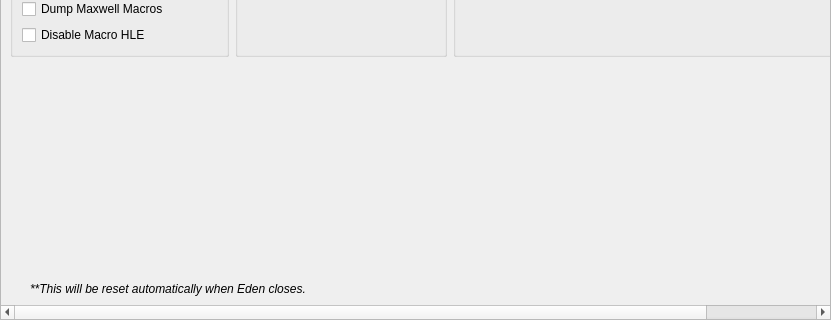
Qt form src/yuzu/configuration/configure_debug.ui (eden-nx2/eden-nx2) before a commit; both pictures show x 0 to 831 and y 440 to 760 of the 831 by 760 pixel window.
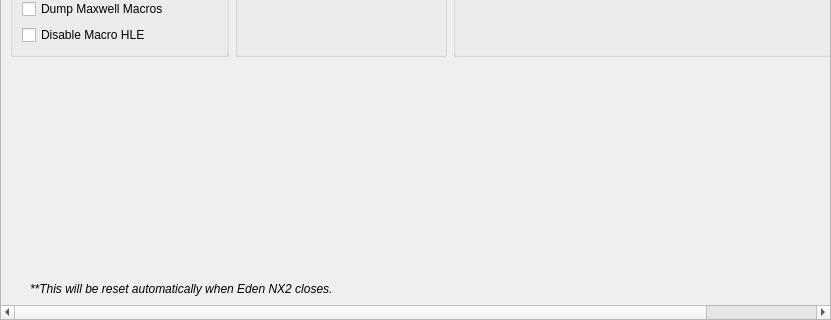
The same form after that commit.

Commit message: Rename to Eden NX2 and install next to official Eden

Diff of the .ui file:
```diff
--- a/src/yuzu/configuration/configure_debug.ui
+++ b/src/yuzu/configuration/configure_debug.ui
@@ -784,7 +784,7 @@
        </font>
       </property>
       <property name="text">
-    <string>**This will be reset automatically when Eden closes.</string>
+    <string>**This will be reset automatically when Eden NX2 closes.</string>
       </property>
       <property name="indent">
        <number>20</number>
```
The commit also changes 99 other files.
